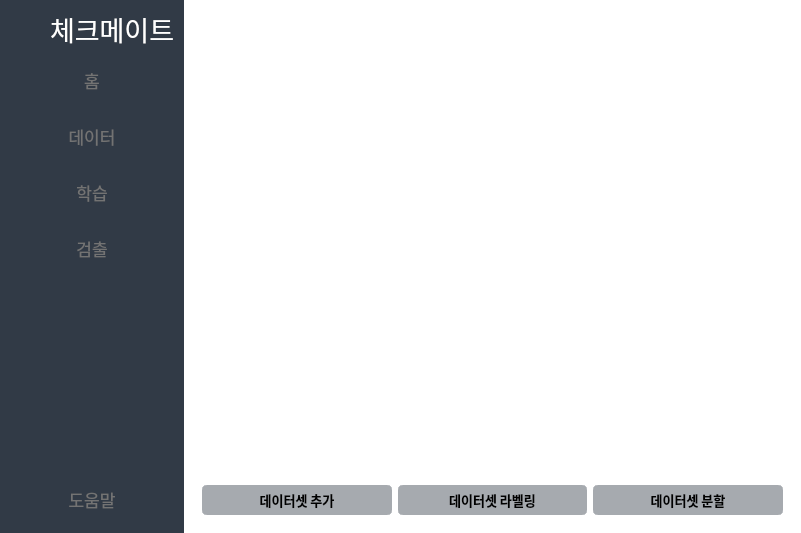
Qt form main_window.ui (HyeyH/checkmate_ui) before a commit.
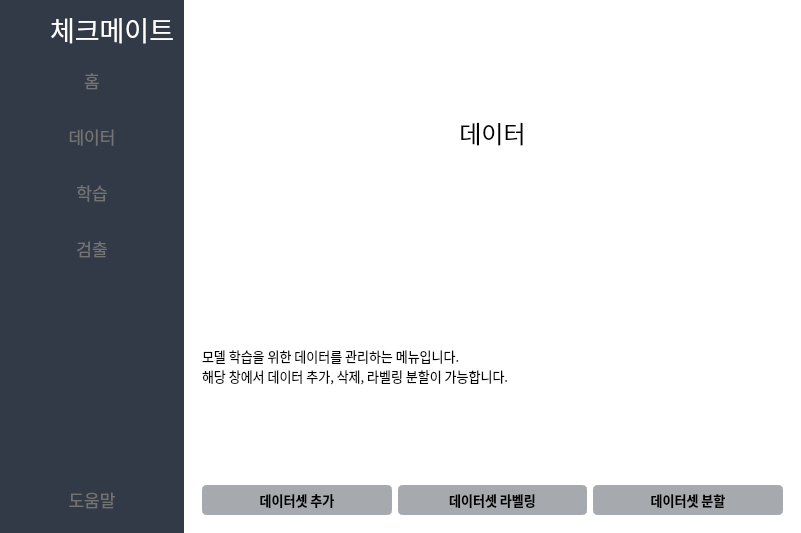
The same form after that commit. The open tabs and pages were chosen to show the change. Icons and pictures are not drawn.

Commit message: data_page 수정

Patch:
```diff
--- a/main_window.ui
+++ b/main_window.ui
@@ -35,7 +35,20 @@
 }
 #MainWindow{
 	background-color:#fff;
-}</string>
+}
+#data_page QPushButton:hover{
+	color: #fff;
+}
+#train_page QPushButton:hover{
+	color: #fff;
+}
+#detect_page QPushButton:hover{
+	color: #fff;
+}
+#data_page data_button{
+	color: #fff;
+}
+</string>
   </property>
   <widget class="QWidget" name="centralwidget">
    <layout class="QGridLayout" name="gridLayout">
@@ -300,20 +313,7 @@
          </widget>
          <widget class="QWidget" name="data_page">
           <layout class="QGridLayout" name="gridLayout_3">
-           <item row="0" column="0">
-            <spacer name="verticalSpacer_3">
-             <property name="orientation">
-              <enum>Qt::Vertical</enum>
-             </property>
-             <property name="sizeHint" stdset="0">
-              <size>
-               <width>20</width>
-               <height>458</height>
-              </size>
-             </property>
-            </spacer>
-           </item>
-           <item row="1" column="0">
+           <item row="6" column="0">
             <layout class="QHBoxLayout" name="horizontalLayout_3">
              <item>
               <widget class="QPushButton" name="data_add_button">
@@ -383,6 +383,41 @@
              </item>
             </layout>
            </item>
+           <item row="0" column="0">
+            <widget class="QLabel" name="data_label">
+             <property name="font">
+              <font>
+               <family>Pretendard Variable ExtraBold</family>
+               <pointsize>18</pointsize>
+               <weight>50</weight>
+               <bold>false</bold>
+              </font>
+             </property>
+             <property name="layoutDirection">
+              <enum>Qt::LeftToRight</enum>
+             </property>
+             <property name="text">
+              <string>데이터</string>
+             </property>
+             <property name="alignment">
+              <set>Qt::AlignCenter</set>
+             </property>
+            </widget>
+           </item>
+           <item row="1" column="0">
+            <widget class="QLabel" name="data_info_label">
+             <property name="font">
+              <font>
+               <family>Pretendard Variable SemiBold</family>
+               <pointsize>10</pointsize>
+              </font>
+             </property>
+             <property name="text">
+              <string>모델 학습을 위한 데이터를 관리하는 메뉴입니다.
+해당 창에서 데이터 추가, 삭제, 라벨링 분할이 가능합니다.</string>
+             </property>
+            </widget>
+           </item>
           </layout>
          </widget>
          <widget class="QWidget" name="train_page">
```
Left out of the diff: 102 changed lines with no effect on the pictures. The commit also changes 10 other files.
